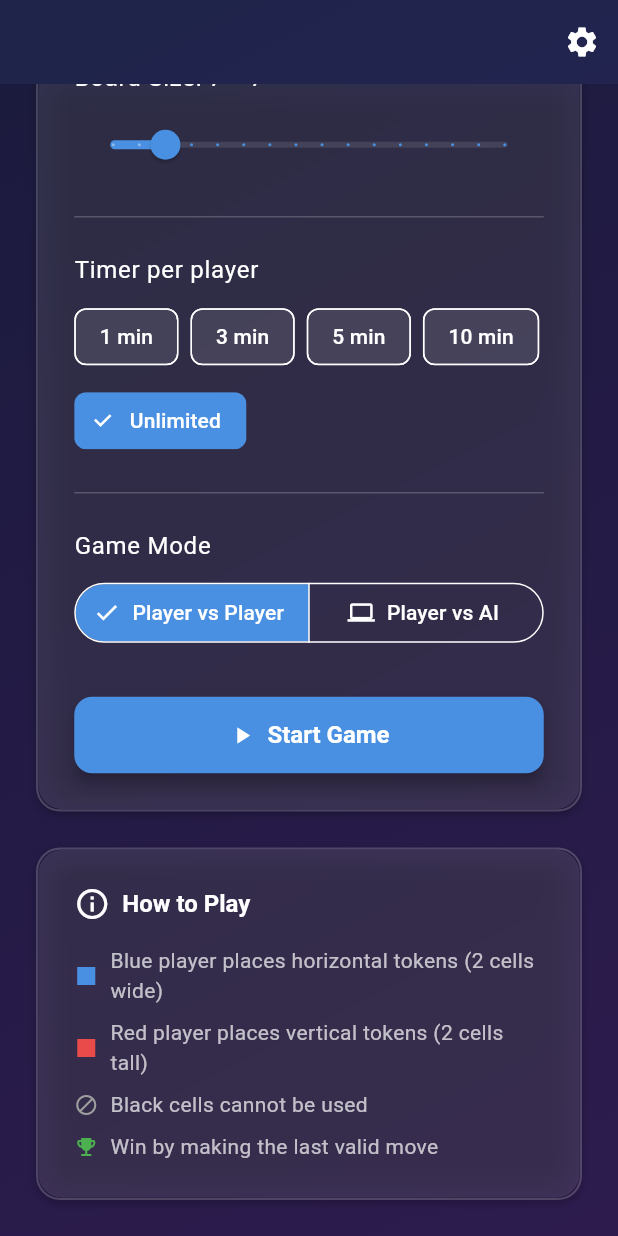
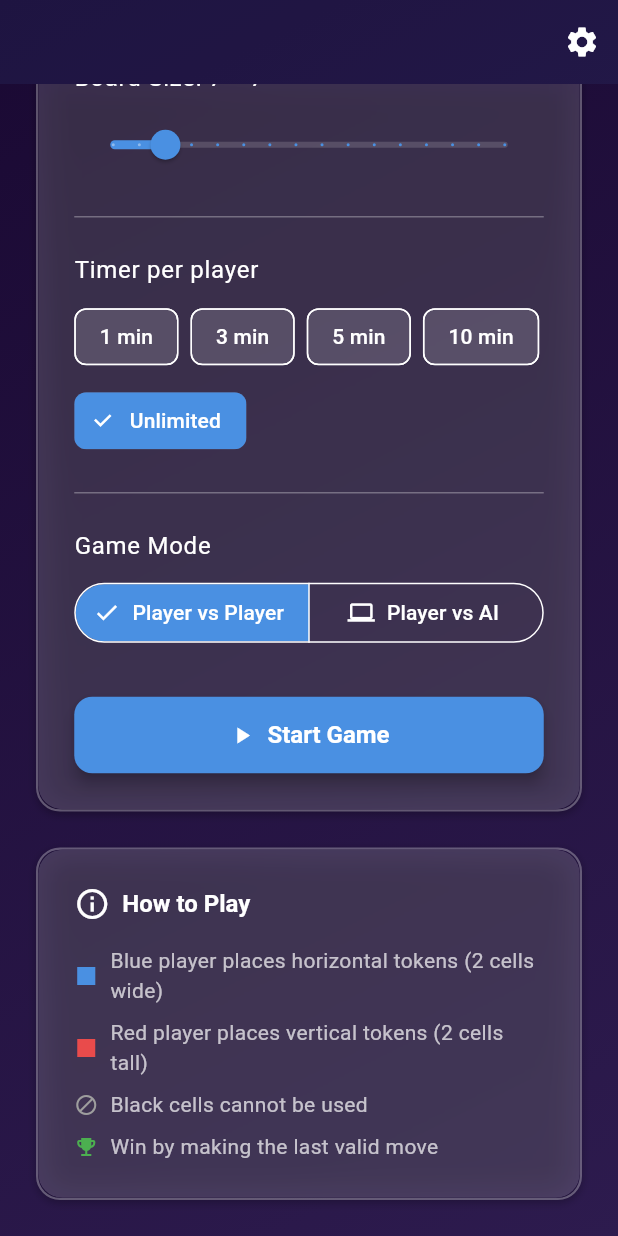
Before and after one commit to sgazz/Squart, a Flutter app: the screen it shows after launch, scrolled down 293 dp, on a phone screen of 412 x 824 dp. Run offline on Flutter 3.47's test engine with Material 3 defaults, Android fonts, the phone set to English and light mode, and no system bars; our stand-ins replace shared_preferences, vibration.

Commit message:
🎨 Improved Dark theme colors
Changes based on user feedback:

1. Dark Theme - Лепша љубичаста варијанта:
   ✅ Background gradient: Deep purple (#1a0933) → Medium purple (#2d1b4e)
   ✅ Glass containers: Светлији (0.15 opacity) за боље читљивост
   ✅ Glass borders: Видљивији (0.3 opacity)

2. Regular Cells:
   ✅ Dark theme: Тамно љубичаста (#3d2657) - видљива и конзистентна
   ✅ Сва неактивна поља сада исте боје (не збуњујуће)

3. Hints Toggle:
   ✅ Већ постоји као Switch у Settings screen
   ✅ On/Off функционалност ради

Results:
- Боља контраст и читљивост
- Лепша љубичаста палета
- Елементи се не стапају са позадином
- Конзистентан изглед неактивних поља
- Hints toggle готов и функционалан

```diff
--- a/lib/core/constants/app_colors.dart
+++ b/lib/core/constants/app_colors.dart
@@ -4,15 +4,15 @@ import 'package:flutter/material.dart';
 class AppColors {
   AppColors._();
 
-  // ========== Dark Theme (Primary) ==========
+  // ========== Dark Theme (Primary) - Тамно љубичаста варијанта ==========
 
-  // Background Gradients
-  static const darkGradientStart = Color(0xFF1A1B3D); // Dark blue
-  static const darkGradientEnd = Color(0xFF2D1B4E); // Purple
+  // Background Gradients - Лепша љубичаста тема
+  static const darkGradientStart = Color(0xFF1a0933); // Deep purple
+  static const darkGradientEnd = Color(0xFF2d1b4e); // Medium purple
 
-  // Glass Container
-  static const darkGlassBackground = Color(0x1AFFFFFF); // white.withOpacity(0.1)
-  static const darkGlassBorder = Color(0x33FFFFFF); // white.withOpacity(0.2)
+  // Glass Container - Светлији за боље читљивост
+  static const darkGlassBackground = Color(0x26FFFFFF); // white.withOpacity(0.15) - светлије!
+  static const darkGlassBorder = Color(0x4DFFFFFF); // white.withOpacity(0.3) - видљивији!
 
   // ========== Light Theme ==========
 
@@ -42,8 +42,8 @@ class AppColors {
   static const blackCellDark = Color(0xFF424242); // Dark gray
   static const blackCellLight = Color(0xFF757575); // Light gray
 
-  // Regular Cells
-  static const regularCellDark = Color(0xFF37474F);
+  // Regular Cells - Једна боја за све неактивне ћелије
+  static const regularCellDark = Color(0xFF3d2657); // Тамно љубичаста, видљива
   static const regularCellLight = Color(0xFFFFFFFF);
 
   // Board Border
```
Also changed, not shown: 1 other file.
